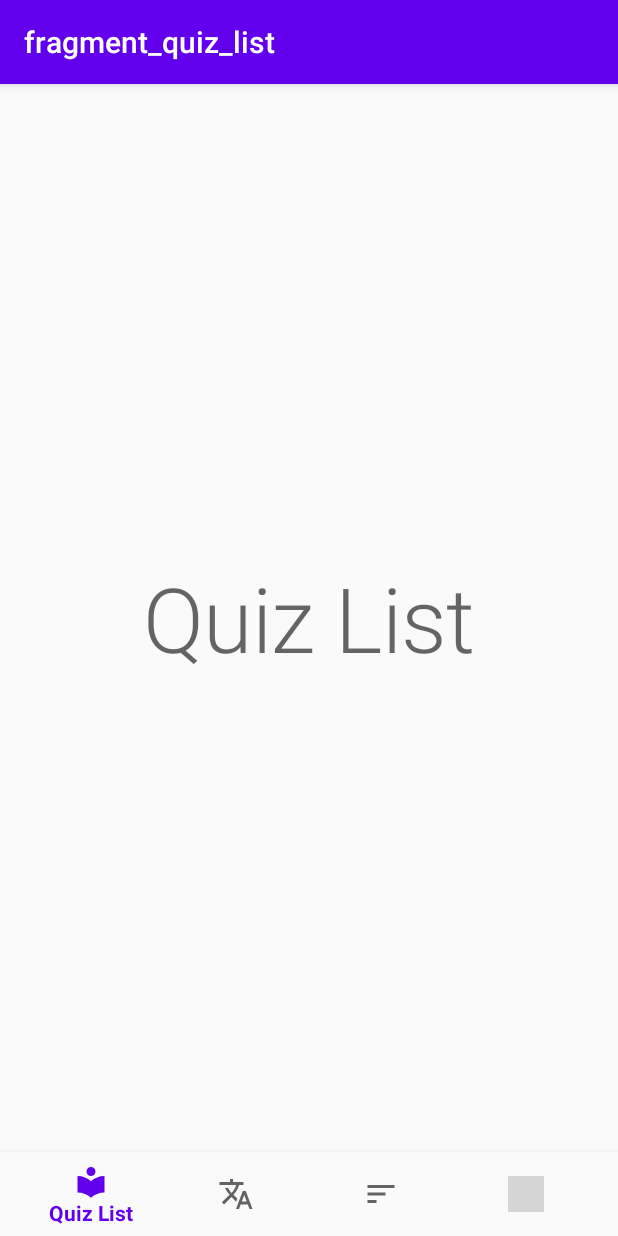
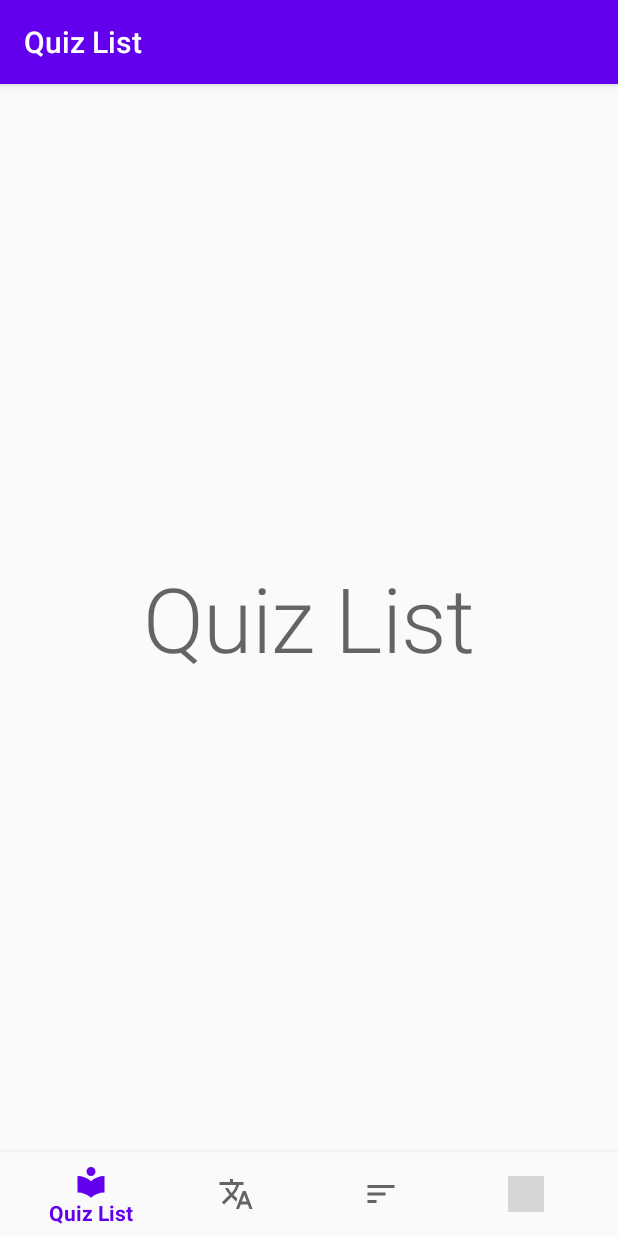
Before and after one commit to saluf/android-kakikana, an Android app: the screen it shows after launch (MainActivity), on a phone screen of 412 x 824 dp. Run offline under Robolectric (Android 15) with nearby library versions, the phone set to English and light mode, and no system bars; our stand-ins replace navigation-ui; grey boxes are pictures that could not be loaded.

Commit message:
fix: amend navigation graph - add labels to be shown as title - replace global action to quiz by two separated actions (one pushes into but one pops up from the back stack)

```diff
--- a/app/src/main/res/navigation/nav_graph_main.xml
+++ b/app/src/main/res/navigation/nav_graph_main.xml
@@ -8,61 +8,72 @@
     <fragment
         android:id="@+id/quiz_list_dest"
         android:name="com.salab.project.kakikana.ui.QuizListFragment"
-        android:label="fragment_quiz_list"
-        tools:layout="@layout/fragment_quiz_list" />
+        android:label="@string/quiz_list_dest_label"
+        tools:layout="@layout/fragment_quiz_list" >
+        <action
+            android:id="@+id/action_quiz_list_dest_to_quiz_dest"
+            app:destination="@id/quiz_dest" />
+    </fragment>
     <fragment
         android:id="@+id/quiz_dest"
         android:name="com.salab.project.kakikana.ui.QuizFragment"
-        android:label="fragment_quiz"
-        tools:layout="@layout/fragment_quiz" >
+        android:label="@string/quiz_dest_label"
+        tools:layout="@layout/fragment_quiz">
         <action
             android:id="@+id/action_quizFragment_to_quizResultFragment"
             app:destination="@id/quiz_result_dest" />
         <argument
             android:name="QuizId"
+            android:defaultValue="-1"
             app:argType="integer" />
     </fragment>
     <fragment
         android:id="@+id/quiz_result_dest"
         android:name="com.salab.project.kakikana.ui.QuizResultFragment"
-        android:label="fragment_quiz_result"
-        tools:layout="@layout/fragment_quiz_result" >
+        android:label="@string/quiz_result_dest_label"
+        tools:layout="@layout/fragment_quiz_result">
         <action
             android:id="@+id/action_quizResultFragment_to_quizListFragment"
             app:destination="@id/quiz_list_dest"
             app:popUpTo="@id/quiz_list_dest"
             app:popUpToInclusive="true" />
+        <action
+            android:id="@+id/action_quiz_result_dest_to_quiz_dest"
+            app:destination="@id/quiz_dest"
+            app:popUpTo="@id/quiz_dest"
+            app:popUpToInclusive="true" />
     </fragment>
     <fragment
         android:id="@+id/kana_list_dest"
         android:name="com.salab.project.kakikana.ui.KanaListFragment"
-        android:label="fragment_kana_list"
+        android:label="@string/kana_list_dest_label"
         tools:layout="@layout/fragment_kana_list" />
     <fragment
         android:id="@+id/kana_detail_dest"
         android:name="com.salab.project.kakikana.ui.KanaDetailFragment"
-        android:label="fragment_kana_detail"
-        tools:layout="@layout/fragment_kana_detail" >
+        android:label="@string/kana_detail_dest_label"
+        tools:layout="@layout/fragment_kana_detail">
         <argument
             android:name="kanaId"
-            app:argType="integer"
-            android:defaultValue="-1" />
+            android:defaultValue="-1"
+            app:argType="integer" />
     </fragment>
     <fragment
         android:id="@+id/scoreboard_dest"
         android:name="com.salab.project.kakikana.ui.ScoreboardFragment"
-        android:label="fragment_score_board"
+        android:label="@string/scoreboard_dest_label"
         tools:layout="@layout/fragment_scoreboard" />
     <fragment
         android:id="@+id/profile_dest"
         android:name="com.salab.project.kakikana.ui.ProfileFragment"
-        android:label="fragment_profile"
+        android:label="@string/profile_dest_label"
         tools:layout="@layout/fragment_profile" />
     <fragment
         android:id="@+id/setting_dest"
         android:name="com.salab.project.kakikana.ui.SettingFragment"
-        android:label="fragment_setting"
+        android:label="@string/setting_dest_label"
         tools:layout="@layout/fragment_setting" />
-    <action android:id="@+id/action_global_quizFragment" app:destination="@id/quiz_dest" />
-    <action android:id="@+id/action_global_kanaDetailFragment" app:destination="@id/kana_detail_dest" />
+    <action
+        android:id="@+id/action_global_kanaDetailFragment"
+        app:destination="@id/kana_detail_dest" />
 </navigation>
```
